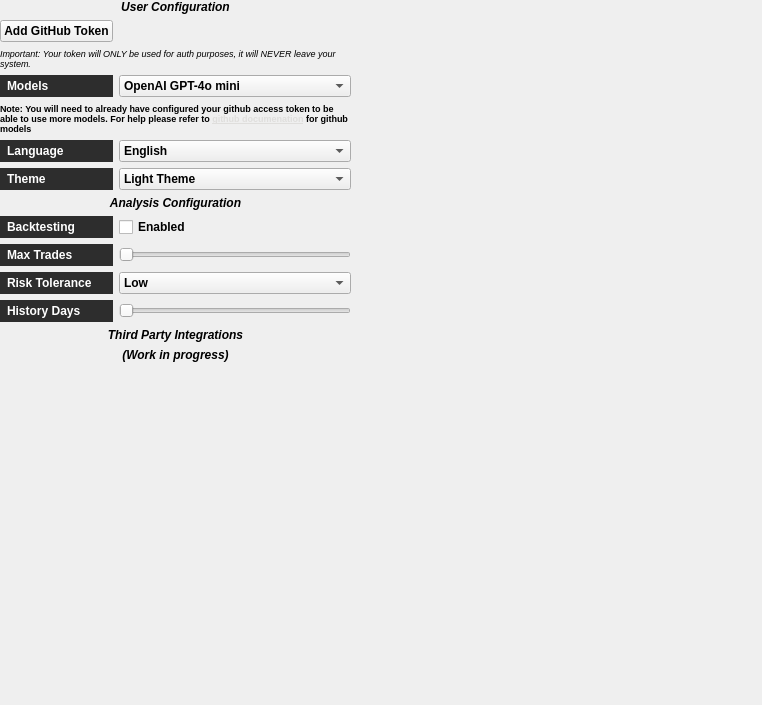
Qt form src/ui/ui_files/configuration_widget.ui (Luis-Rosario-Alers/elite-101-PreWork) before a commit.
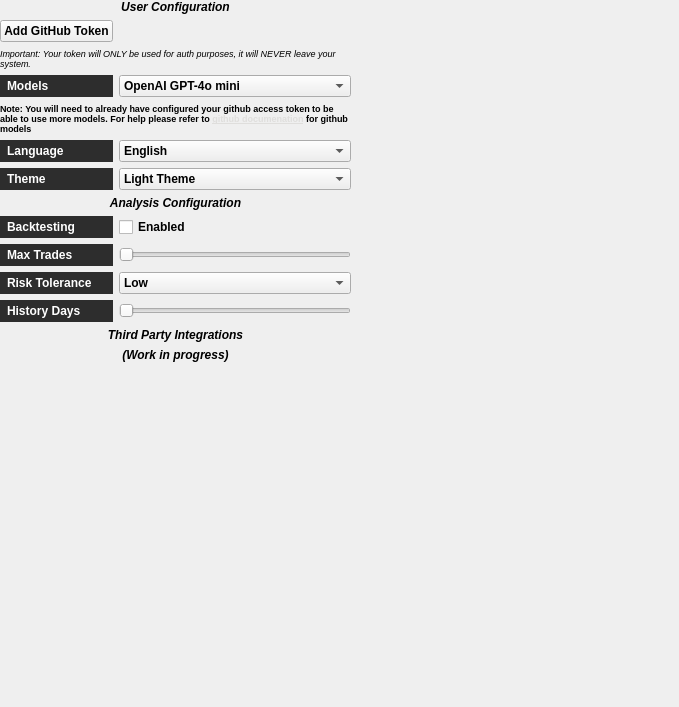
The same form after that commit.

```diff
--- a/src/ui/ui_files/configuration_widget.ui
+++ b/src/ui/ui_files/configuration_widget.ui
@@ -6,8 +6,8 @@
    <rect>
     <x>0</x>
     <y>0</y>
-    <width>762</width>
-    <height>705</height>
+    <width>679</width>
+    <height>707</height>
    </rect>
   </property>
   <property name="font">
```
